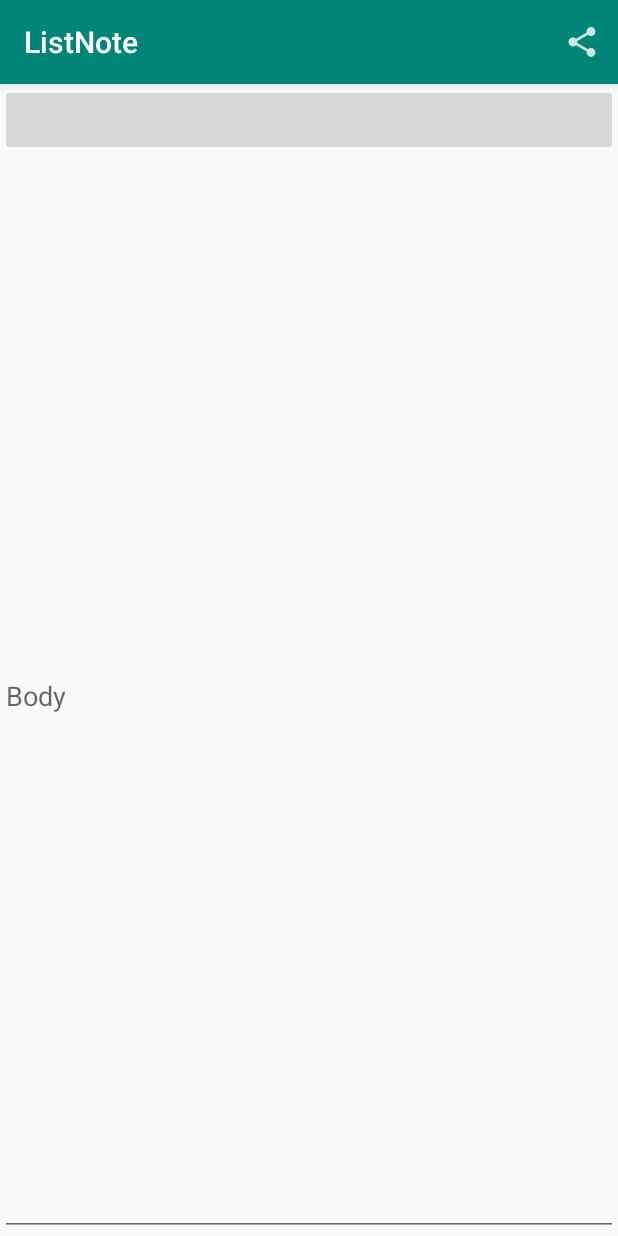
After one commit to JacksonRye/ListNote, an Android app: the fragment NoteFragment placed in its activity, on a phone screen of 412 x 824 dp. The commit adds this screen. Run offline under Robolectric (Android 15) with nearby library versions, the phone set to English and light mode, and no system bars; our stand-ins replace Room's generated code; 2 statements that could not run were skipped.

Commit message:
Added Implicit intent for contacts

```diff
--- a/app/build.gradle
+++ b/app/build.gradle
@@ -3,6 +3,9 @@ apply plugin: 'com.android.application'
 apply plugin: 'kotlin-android'
 
 apply plugin: 'kotlin-android-extensions'
+
+apply plugin: 'kotlin-kapt'
+
 
 android {
     compileSdkVersion 29
@@ -40,6 +43,8 @@ dependencies {
     implementation 'androidx.lifecycle:lifecycle-viewmodel-ktx:2.2.0'
     implementation "androidx.fragment:fragment-ktx:1.2.0"
     implementation "androidx.room:room-ktx:$room_version"
+    implementation "androidx.room:room-runtime:$room_version"
+    kapt "androidx.room:room-compiler:$room_version"
     testImplementation 'junit:junit:4.12'
     androidTestImplementation 'androidx.test.ext:junit:1.1.1'
     androidTestImplementation 'androidx.test.espresso:espresso-core:3.2.0'
--- /dev/null
+++ b/app/src/main/java/com/computerwizards/listnote/NoteDetailViewModel.kt
@@ -0,0 +1,27 @@
+package com.computerwizards.listnote
+
+import androidx.lifecycle.LiveData
+import androidx.lifecycle.MutableLiveData
+import androidx.lifecycle.Transformations
+import androidx.lifecycle.ViewModel
+import java.util.*
+
+class NoteDetailViewModel : ViewModel() {
+
+    private val noteRepository = NoteRepository.get()
+    private val noteIdLiveData = MutableLiveData<UUID>()
+
+    var noteLiveData: LiveData<Note?> =
+        Transformations.switchMap(noteIdLiveData) { noteId ->
+            noteRepository.getNote(noteId)
+        }
+
+    fun loadNote(noteId: UUID) {
+        noteIdLiveData.value = noteId
+    }
+
+    fun saveNote(note: Note) {
+        noteRepository.updateNote(note)
+    }
+
+}
--- /dev/null
+++ b/app/src/main/java/com/computerwizards/listnote/NoteFragment.kt
@@ -0,0 +1,179 @@
+package com.computerwizards.listnote
+
+import android.app.Activity
+import android.content.Intent
+import android.content.pm.PackageManager
+import android.content.pm.ResolveInfo
+import android.net.Uri
+import android.os.Bundle
+import android.provider.ContactsContract
+import android.text.Editable
+import android.text.TextWatcher
+import android.view.*
+import android.widget.Button
+import android.widget.EditText
+import androidx.fragment.app.Fragment
+import androidx.fragment.app.viewModels
+import java.util.*
+
+private const val ARG_NOTE_ID = "note_id"
+private const val REQUEST_CONTACT = 1
+
+class NoteFragment : Fragment() {
+
+    private lateinit var note: Note
+    private lateinit var sendToButton: Button
+    private lateinit var bodyEditText: EditText
+    private val noteDetailViewModel: NoteDetailViewModel by viewModels<NoteDetailViewModel>()
+
+    override fun onCreate(savedInstanceState: Bundle?) {
+        super.onCreate(savedInstanceState)
+        setHasOptionsMenu(true)
+        note = Note()
+        val noteId: UUID = arguments?.getSerializable(ARG_NOTE_ID) as UUID
+        noteDetailViewModel.loadNote(noteId)
+    }
+
+    override fun onCreateView(
+        inflater: LayoutInflater,
+        container: ViewGroup?,
+        savedInstanceState: Bundle?
+    ): View? {
+        val view = inflater.inflate(R.layout.fragment_note, container, false)
+
+        sendToButton = view.findViewById(R.id.send_to_button)
+        bodyEditText = view.findViewById(R.id.body_text_edit)
+
+        return view
+    }
+
+    override fun onViewCreated(view: View, savedInstanceState: Bundle?) {
+        super.onViewCreated(view, savedInstanceState)
+        noteDetailViewModel.noteLiveData.observe(
+            viewLifecycleOwner,
+            androidx.lifecycle.Observer { note ->
+                note?.let {
+                    this.note = note
+                    updateUI()
+                }
+            }
+        )
+    }
+
+    override fun onStart() {
+        super.onStart()
+
+        val bodyWatcher = object : TextWatcher {
+            override fun afterTextChanged(s: Editable?) {
+
+            }
+
+            override fun beforeTextChanged(s: CharSequence?, start: Int, count: Int, after: Int) {
+            }
+
+            override fun onTextChanged(s: CharSequence?, start: Int, before: Int, count: Int) {
+                note.body = s.toString()
+            }
+
+        }
+
+        bodyEditText.addTextChangedListener(bodyWatcher)
+
+        sendToButton.apply {
+            val pickContactIntent =
+                Intent(Intent.ACTION_PICK, ContactsContract.Contacts.CONTENT_URI)
+
+            setOnClickListener {
+                startActivityForResult(pickContactIntent, REQUEST_CONTACT)
+            }
+
+            val packageManager: PackageManager = requireActivity().packageManager
+            val resolvedActivity: ResolveInfo? =
+                packageManager.resolveActivity(
+                    pickContactIntent,
+                    PackageManager.MATCH_DEFAULT_ONLY
+                )
+            if (resolvedActivity == null) {
+                isEnabled = false
+            }
+        }
+    }
+
+    override fun onCreateOptionsMenu(menu: Menu, inflater: MenuInflater) {
+        super.onCreateOptionsMenu(menu, inflater)
+        inflater.inflate(R.menu.fragment_note, menu)
+    }
+
+    override fun onOptionsItemSelected(item: MenuItem): Boolean {
+        return when (item.itemId) {
+            R.id.share_note -> {
+                Intent(Intent.ACTION_SEND).apply {
+                    type = "text/plain"
+                    putExtra(Intent.EXTRA_TEXT, note.body)
+                }.also { intent ->
+                    startActivity(intent)
+                }
+                true
+            }
+            else -> return super.onOptionsItemSelected(item)
+        }
+    }
+
+    override fun onStop() {
+        super.onStop()
+        noteDetailViewModel.saveNote(note)
+    }
+
+    private fun updateUI() {
+        bodyEditText.setText(note.body)
+        if (note.title.isNotEmpty()) {
+            sendToButton.text = note.title
+        }
+
+    }
+
+    override fun onActivityResult(requestCode: Int, resultCode: Int, data: Intent?) {
+        when {
+            resultCode != Activity.RESULT_OK -> return
+
+            requestCode == REQUEST_CONTACT && data != null -> {
+                val contactUri: Uri? = data.data
+                // Specify which fields you want your query to return values for
+                val queryFields = arrayOf(ContactsContract.Contacts.DISPLAY_NAME)
+                // Perform your query - the contactUri is like a "where" clause here
+                val cursor = requireActivity().contentResolver
+                    .query(contactUri!!, queryFields, null, null, null)
+                cursor?.use {
+                    // Verify cursor contains at least one result
+                    if (it.count == 0) {
+                        return
+                    }
+
+                    // Pull out the first column of the first row of data that is
+                    // the suspect's name
+                    it.moveToFirst()
+                    val name = it.getString(0)
+                    note.title = name
+                    noteDetailViewModel.saveNote(note)
+                    sendToButton.text = name
+                }
+            }
+
+        }
+    }
+
+    companion object {
+
+        fun newInstance(noteId: UUID): NoteFragment {
+            val args = Bundle().apply {
+                putSerializable(ARG_NOTE_ID, noteId)
+            }
+            return NoteFragment().apply {
+                arguments = args
+            }
+        }
+
+    }
+
+
+}
--- a/app/src/main/java/com/computerwizards/listnote/NoteListFragment.kt
+++ b/app/src/main/java/com/computerwizards/listnote/NoteListFragment.kt
@@ -105,13 +105,33 @@ class NoteListFragment : Fragment() {
             this.note = note
             titleTextView.text = this.note.title
             previewTextView.text = this.note.body
-                .subSequence(0, 15).toString().plus(" ...")
-
-
-
+            dateTextView.text = this.note.date.toString()
         }
 
+        override fun onClick(v: View?) {
+            callbacks?.onNoteSelected(note.id)
+        }
 
+    }
+
+    private inner class NoteAdapter(var notes: List<Note>) : RecyclerView.Adapter<NoteHolder>() {
+        override fun onCreateViewHolder(parent: ViewGroup, viewType: Int): NoteHolder {
+            val view = layoutInflater.inflate(R.layout.list_item_note, parent, false)
+            return NoteHolder(view)
+        }
+
+        override fun getItemCount() = notes.size
+
+        override fun onBindViewHolder(holder: NoteHolder, position: Int) {
+            val note = notes[position]
+            holder.bind(note)
+        }
+    }
+
+    companion object {
+        fun newInstance(): NoteListFragment {
+            return NoteListFragment()
+        }
     }
 
 
--- a/app/src/main/java/com/computerwizards/listnote/database/NoteTypeConverters.kt
+++ b/app/src/main/java/com/computerwizards/listnote/database/NoteTypeConverters.kt
@@ -1,5 +1,30 @@
 package com.computerwizards.listnote.database
+
+import androidx.room.TypeConverter
+import java.util.*
 
 class NoteTypeConverters {
 
+    @TypeConverter
+    fun fromDate(date: Date?): Long? {
+        return date?.time
+    }
+
+    @TypeConverter
+    fun toDate(millisSinceEpoch: Long?): Date? {
+        return millisSinceEpoch?.let {
+            Date(it)
+        }
+    }
+
+    @TypeConverter
+    fun toUUID(uuid: String?): UUID? {
+        return UUID.fromString(uuid)
+    }
+
+    @TypeConverter
+    fun fromUUID(uuid: UUID?): String? {
+        return uuid?.toString()
+    }
+
 }
--- /dev/null
+++ b/app/src/main/res/drawable-anydpi/ic_share_note.xml
@@ -0,0 +1,11 @@
+<vector xmlns:android="http://schemas.android.com/apk/res/android"
+    android:width="24dp"
+    android:height="24dp"
+    android:alpha="0.8"
+    android:tint="#FFFFFF"
+    android:viewportWidth="24"
+    android:viewportHeight="24">
+    <path
+        android:fillColor="#FF000000"
+        android:pathData="M18,16.08c-0.76,0 -1.44,0.3 -1.96,0.77L8.91,12.7c0.05,-0.23 0.09,-0.46 0.09,-0.7s-0.04,-0.47 -0.09,-0.7l7.05,-4.11c0.54,0.5 1.25,0.81 2.04,0.81 1.66,0 3,-1.34 3,-3s-1.34,-3 -3,-3 -3,1.34 -3,3c0,0.24 0.04,0.47 0.09,0.7L8.04,9.81C7.5,9.31 6.79,9 6,9c-1.66,0 -3,1.34 -3,3s1.34,3 3,3c0.79,0 1.5,-0.31 2.04,-0.81l7.12,4.16c-0.05,0.21 -0.08,0.43 -0.08,0.65 0,1.61 1.31,2.92 2.92,2.92 1.61,0 2.92,-1.31 2.92,-2.92s-1.31,-2.92 -2.92,-2.92z" />
+</vector>
--- /dev/null
+++ b/app/src/main/res/layout/fragment_note.xml
@@ -0,0 +1,21 @@
+<?xml version="1.0" encoding="utf-8"?>
+<LinearLayout xmlns:android="http://schemas.android.com/apk/res/android"
+    android:layout_width="match_parent"
+    android:layout_height="match_parent"
+    android:orientation="vertical">
+
+    <Button
+        android:id="@+id/send_to_button"
+        android:layout_width="match_parent"
+        android:layout_height="wrap_content" />
+
+    <EditText
+        android:id="@+id/body_text_edit"
+        android:layout_width="match_parent"
+        android:layout_height="0dp"
+        android:layout_weight="0.8"
+        android:ems="10"
+        android:hint="@string/body"
+        android:importantForAutofill="no"
+        android:inputType="textMultiLine|text" />
+</LinearLayout>
--- a/app/src/main/res/layout/list_item_note.xml
+++ b/app/src/main/res/layout/list_item_note.xml
@@ -1,7 +1,7 @@
 <?xml version="1.0" encoding="utf-8"?>
 <LinearLayout xmlns:android="http://schemas.android.com/apk/res/android"
     android:layout_width="match_parent"
-    android:layout_height="match_parent"
+    android:layout_height="wrap_content"
     android:orientation="vertical"
     android:padding="4dp">
 
--- /dev/null
+++ b/app/src/main/res/menu/fragment_note.xml
@@ -0,0 +1,9 @@
+<?xml version="1.0" encoding="utf-8"?>
+<menu xmlns:android="http://schemas.android.com/apk/res/android"
+    xmlns:app="http://schemas.android.com/apk/res-auto">
+    <item
+        android:id="@+id/share_note"
+        android:icon="@drawable/ic_share_note"
+        android:title="@string/share_note"
+        app:showAsAction="ifRoom|withText" />
+</menu>
--- a/app/src/main/res/values/strings.xml
+++ b/app/src/main/res/values/strings.xml
@@ -1,4 +1,7 @@
 <resources>
     <string name="app_name">ListNote</string>
     <string name="new_note">New Note</string>
+    <string name="title">Title</string>
+    <string name="body">Body</string>
+    <string name="share_note">Share Note</string>
 </resources>
```
Also changed, not shown: app/src/main/java/com/computerwizards/listnote/MainActivity.kt (+7 -2 lines), app/src/main/res/drawable-hdpi/ic_share_note.png (added), app/src/main/res/drawable-mdpi/ic_share_note.png (added), app/src/main/res/drawable-xhdpi/ic_share_note.png (added), app/src/main/res/drawable-xxhdpi/ic_share_note.png (added).
